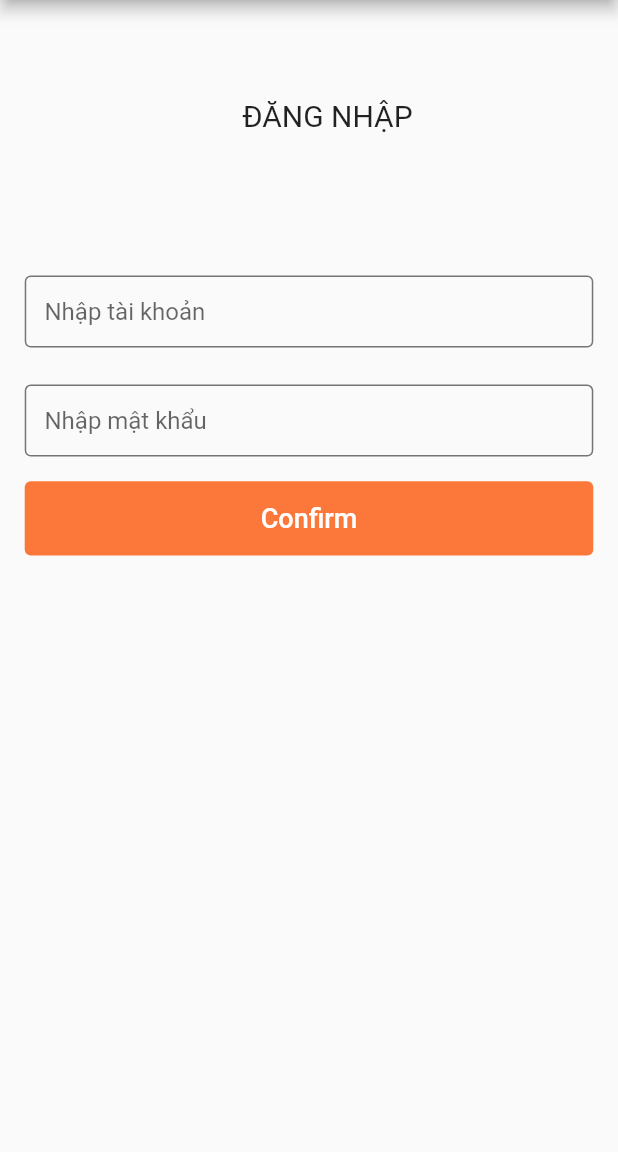
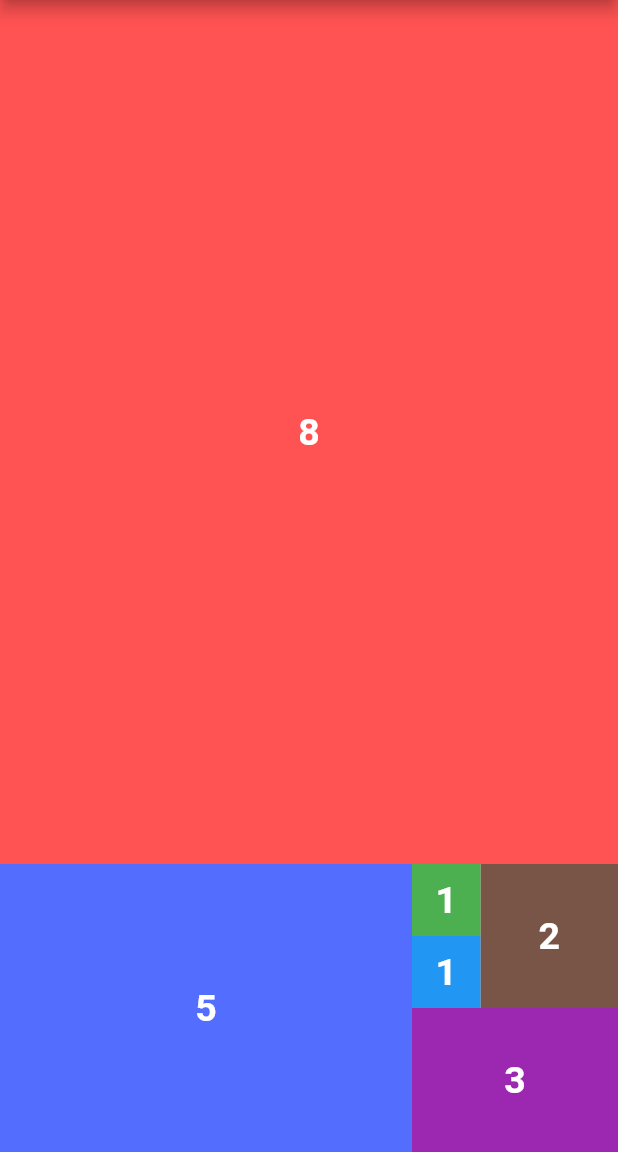
Before and after one commit to namtv1997/phase_training, a Flutter app: the screen it shows after launch, on a phone screen of 412 x 824 dp, the part 84-1236 px from its top. Run offline on Flutter 3.47's test engine with Material 2 defaults, Android fonts, the phone set to English and light mode, and no system bars.

Commit message:
first commit

```diff
--- a/lib/main/main.dart
+++ b/lib/main/main.dart
@@ -1,11 +1,7 @@
 import 'package:flutter/material.dart';
 import 'package:flutter/widgets.dart';
-import 'package:phase1_example/constant.dart';
-import 'package:phase1_example/default_button.dart';
-import 'package:phase1_example/home/home.dart';
 import 'package:phase1_example/size_config.dart';
 import 'package:phase1_example/theme.dart';
-import 'package:shared_preferences/shared_preferences.dart';
 
 void main() {
   runApp(MyApp());
@@ -46,62 +42,6 @@ class MyHomePage extends StatefulWidget {
 }
 
 class _MyHomePageState extends State<MyHomePage> {
-  String error = "";
-  String userName = "";
-  String passWord = "";
-
-  bool isShowError = false;
-
-  final formKey = GlobalKey<FormState>();
-
-  Future<bool> setName(String key, String value) async {
-    final SharedPreferences prefs = await SharedPreferences.getInstance();
-
-    return prefs.setString(key, value);
-  }
-
-  Future<bool> setPassWord(String key, String value) async {
-    final SharedPreferences prefs = await SharedPreferences.getInstance();
-
-    return prefs.setString(key, value);
-  }
-
-  Future<String> getName(String key) async {
-    final SharedPreferences prefs = await SharedPreferences.getInstance();
-
-    setState(() {
-      userName = prefs.getString(key)!;
-    });
-
-    if (userName.isNotEmpty) {
-      Navigator.of(context).pushAndRemoveUntil(
-          MaterialPageRoute(builder: (context) => Home()),
-          (Route<dynamic> route) => false);
-    }
-    return userName;
-  }
-
-  void _validateInfor() {
-    final isValid = formKey.currentState!.validate();
-    if (isValid) {
-      formKey.currentState!.save();
-      setName('userName', userName);
-      setPassWord('passWord', passWord);
-
-      Navigator.of(context).pushAndRemoveUntil(
-          MaterialPageRoute(builder: (context) => Home()),
-          (Route<dynamic> route) => false);
-    } else {
-      print("loi");
-    }
-  }
-
-  @override
-  void initState() {
-    super.initState();
-    getName('userName');
-  }
-
   @override
   Widget build(BuildContext context) {
     return Scaffold(
@@ -110,78 +50,99 @@ class _MyHomePageState extends State<MyHomePage> {
         // the App.build method, and use it to set our appbar title.
         title: Text(widget.title),
       ),
-      body: SingleChildScrollView(
-        scrollDirection: Axis.vertical,
-        child: Form(
-          key: formKey,
-          child: Column(
+      body: Column(
         children: <Widget>[
-              SizedBox(height: SizeConfig.heightMultiplier! * 5),
-              Container(
-                padding: EdgeInsets.only(
-                    left: SizeConfig.widthMultiplier! * 6,
-                    top: SizeConfig.widthMultiplier! * 6,
-                    bottom: SizeConfig.widthMultiplier! * 3),
-                child: Text(
-                  "ĐĂNG NHẬP",
-                  style: TextStyle(fontSize: 20),
+          Expanded(
+            flex: 3,
+            child: Container(
+              width: MediaQuery.of(context).size.width,
+              color: Colors.redAccent,
+              alignment: Alignment.center,
+              child: Text("8",
+                  style: TextStyle(
+                      color: Colors.white,
+                      fontSize: 25,
+                      fontWeight: FontWeight.bold)),
             ),
           ),
-              SizedBox(height: SizeConfig.heightMultiplier! * 10),
-              Container(
-                width: double.infinity,
-                margin: EdgeInsets.only(
-                    left: SizeConfig.heightMultiplier! * 2,
-                    right: SizeConfig.heightMultiplier! * 2),
-                child: TextFormField(
-                    obscureText: false,
-                    validator: (value) => value!.isEmpty
-                        ? "Hãy nhập đủ thông tin cần thiết"
-                        : null,
-                    onSaved: (value) => setState(() => userName = value!),
-                    decoration: InputDecoration(
-                        hintText: "Nhập tài khoản",
-                        border: OutlineInputBorder(),
-                        contentPadding: EdgeInsets.all(
-                            SizeConfig.heightMultiplier! * 1.6))),
+          Expanded(
+            flex: 1,
+            child: Row(
+              children: [
+                Expanded(
+                    flex: 2,
+                    child: Container(
+                      color: Colors.indigoAccent,
+                      alignment: Alignment.center,
+                      child: Text("5",
+                          style: TextStyle(
+                              color: Colors.white,
+                              fontSize: 25,
+                              fontWeight: FontWeight.bold)),
+                    )),
+                Expanded(
+                    flex: 1,
+                    child: Column(
+                      children: [
+                        Expanded(
+                          child: Row(
+                            children: [
+                              Expanded(
+                                  flex: 1,
+                                  child: Column(
+                                    children: [
+                                      Flexible(child: Container(
+                                        color: Colors.green,
+                                        alignment: Alignment.center,
+                                        child: Text("1",
+                                            style: TextStyle(
+                                                color: Colors.white,
+                                                fontSize: 25,
+                                                fontWeight: FontWeight.bold)),
+                                      )),
+                                      Flexible(child: Container(
+                                        color: Colors.blue,
+                                        alignment: Alignment.center,
+                                        child: Text("1",
+                                            style: TextStyle(
+                                                color: Colors.white,
+                                                fontSize: 25,
+                                                fontWeight: FontWeight.bold)),
+                                      ))
+                                    ],
+                                  )
                               ),
-              Container(
-                width: double.infinity,
-                padding: EdgeInsets.only(
-                    left: SizeConfig.widthMultiplier! * 6,
-                    top: SizeConfig.widthMultiplier! * 3,
-                    bottom: SizeConfig.widthMultiplier! * 3),
-              ),
-              Container(
-                width: double.infinity,
-                margin: EdgeInsets.only(
-                    left: SizeConfig.heightMultiplier! * 2,
-                    right: SizeConfig.heightMultiplier! * 2),
-                child: TextFormField(
-                    obscureText: true,
-                    validator: (value) => value!.isEmpty
-                        ? "Hãy nhập đủ thông tin cần thiết"
-                        : null,
-                    onSaved: (value) => setState(() => passWord = value!),
-                    decoration: InputDecoration(
-                        hintText: "Nhập mật khẩu",
-                        contentPadding: EdgeInsets.all(
-                            SizeConfig.heightMultiplier! * 1.6))),
-              ),
-              Container(
-                width: double.infinity,
-                margin: EdgeInsets.all(SizeConfig.heightMultiplier! * 2),
-                child: DefaultButton(
-                  press: () async {
-                    _validateInfor();
-                  },
-                  text: 'Confirm',
-                  color: kOrange,
-                ),
-              ),
+                              Expanded(
+                                  flex: 2,
+                                  child: Container(
+                                    color: Colors.brown,
+                                    alignment: Alignment.center,
+                                    child: Text("2",
+                                        style: TextStyle(
+                                            color: Colors.white,
+                                            fontSize: 25,
+                                            fontWeight: FontWeight.bold)),
+                                  )),
                             ],
                           ),
                         ),
+                        Expanded(
+                          child: Container(
+                            color: Colors.purple,
+                            alignment: Alignment.center,
+                            child: Text("3",
+                                style: TextStyle(
+                                    color: Colors.white,
+                                    fontSize: 25,
+                                    fontWeight: FontWeight.bold)),
+                          ),
+                        )
+                      ],
+                    ))
+              ],
+            ),
+          )
+        ],
       ), // This trailing comma makes auto-formatting nicer for build methods.
     );
   }
```
Also changed, not shown: lib/animate_container/animate_container.dart (added, +102 -0 lines), lib/dialog/dialog.dart (added, +109 -0 lines), lib/home/home.dart (deleted, +0 -99 lines). Lines whose indentation alone changed are shown as unchanged.
